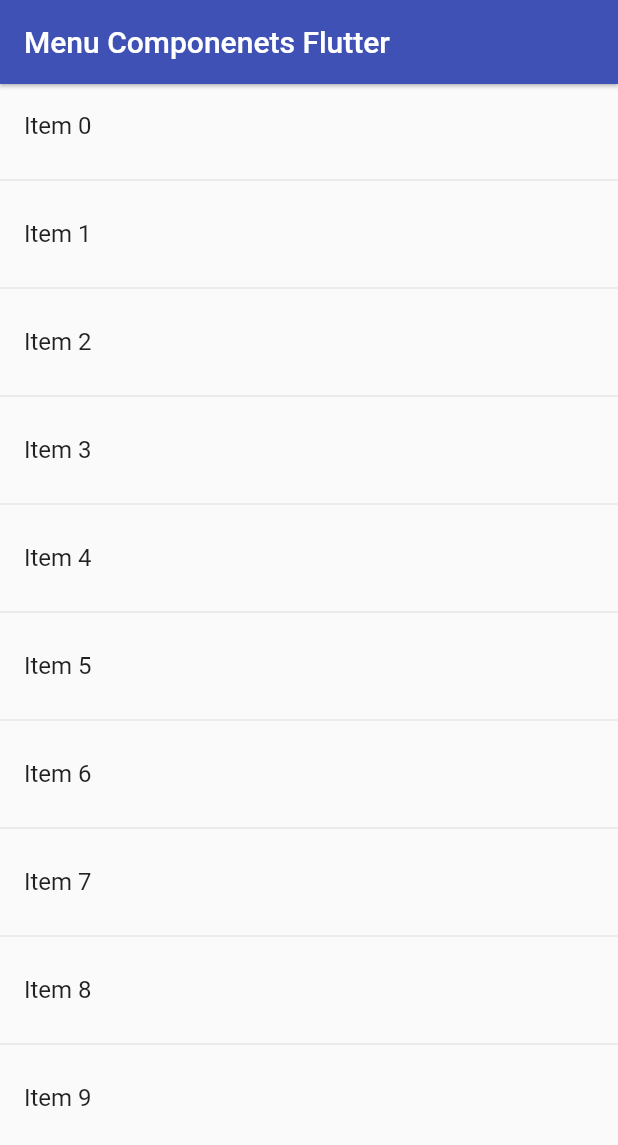
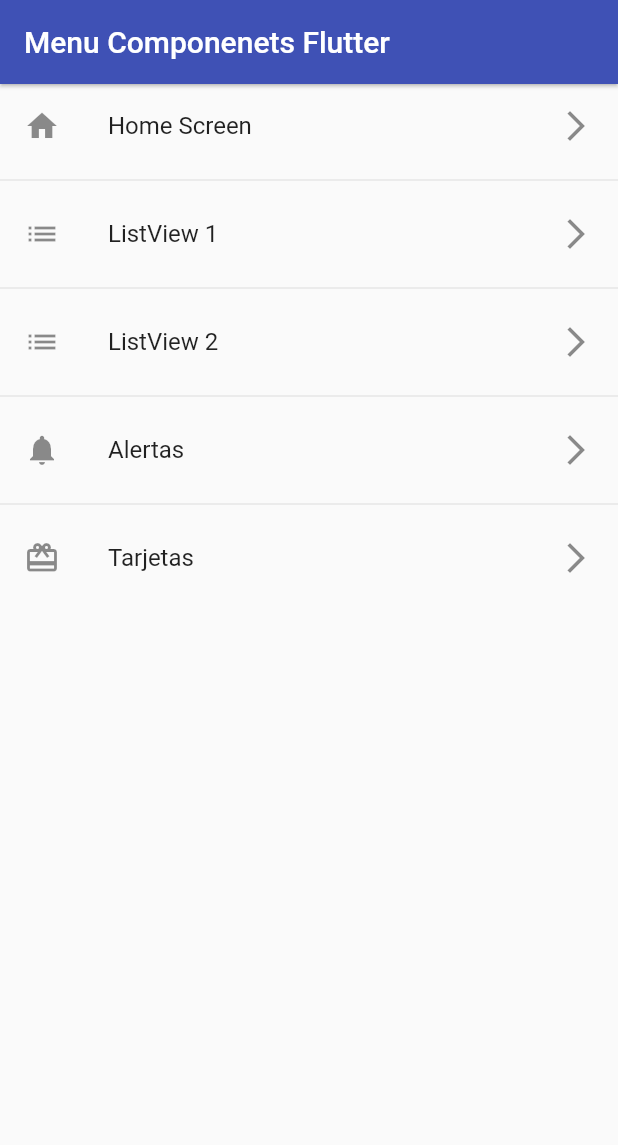
Before and after one commit to Turyfay/app-components-flutter, a Flutter app: the screen it shows after launch, on a phone screen of 412 x 824 dp. Shown: the top 1145 px of the screen. Run offline on Flutter 3.47's test engine with Material 2 defaults, Android fonts, the phone set to English and light mode, and no system bars.

Commit message:
Se agrego el menuOption en el home screend

```diff
--- a/lib/screens/home_screen.dart
+++ b/lib/screens/home_screen.dart
@@ -1,3 +1,4 @@
+import 'package:app_components/router/app_router.dart';
 import 'package:flutter/material.dart';
 
 class HomeScreen extends StatelessWidget {
@@ -13,10 +14,13 @@ class HomeScreen extends StatelessWidget {
         ),
         body: ListView.separated(
             itemBuilder: (context, index) => ListTile(
-                  title: Text('Item $index'),
-                  onTap: () {},
+                  title: Text(AppRoutes.menuOptions[index].name),
+                  leading: Icon(AppRoutes.menuOptions[index].icon),
+                  trailing: const Icon(Icons.arrow_forward_ios),
+                  onTap: () => Navigator.pushNamed(
+                      context, AppRoutes.menuOptions[index].route),
                 ),
             separatorBuilder: (context, index) => const Divider(),
-            itemCount: 10));
+            itemCount: AppRoutes.menuOptions.length));
   }
 }
```
